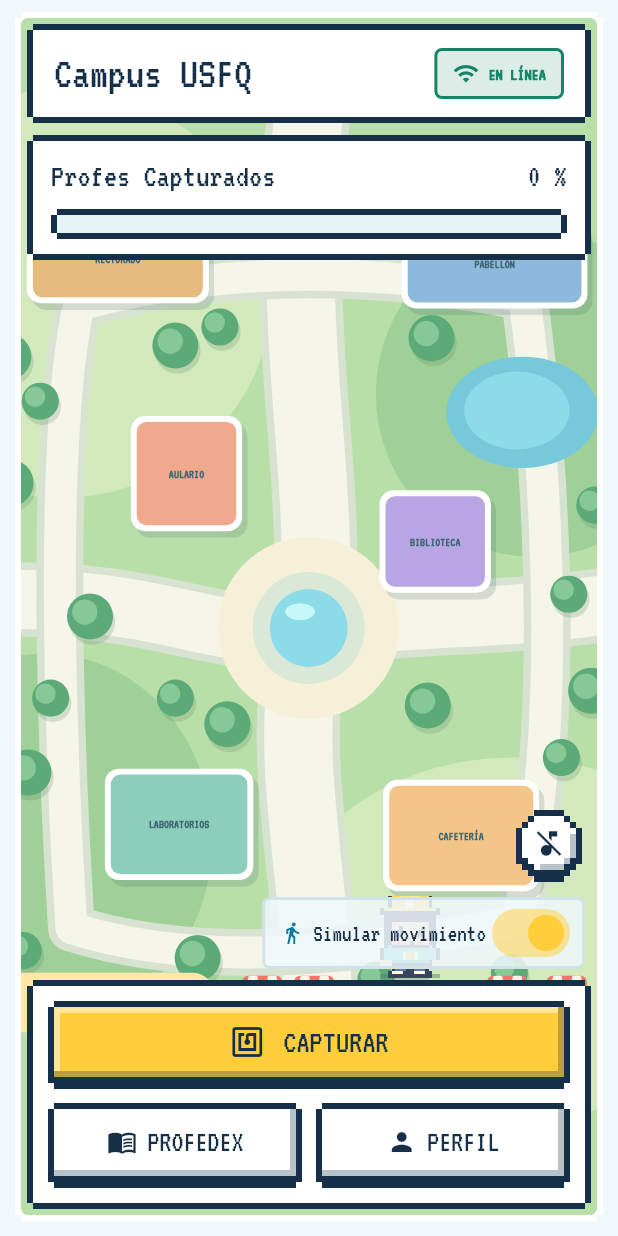
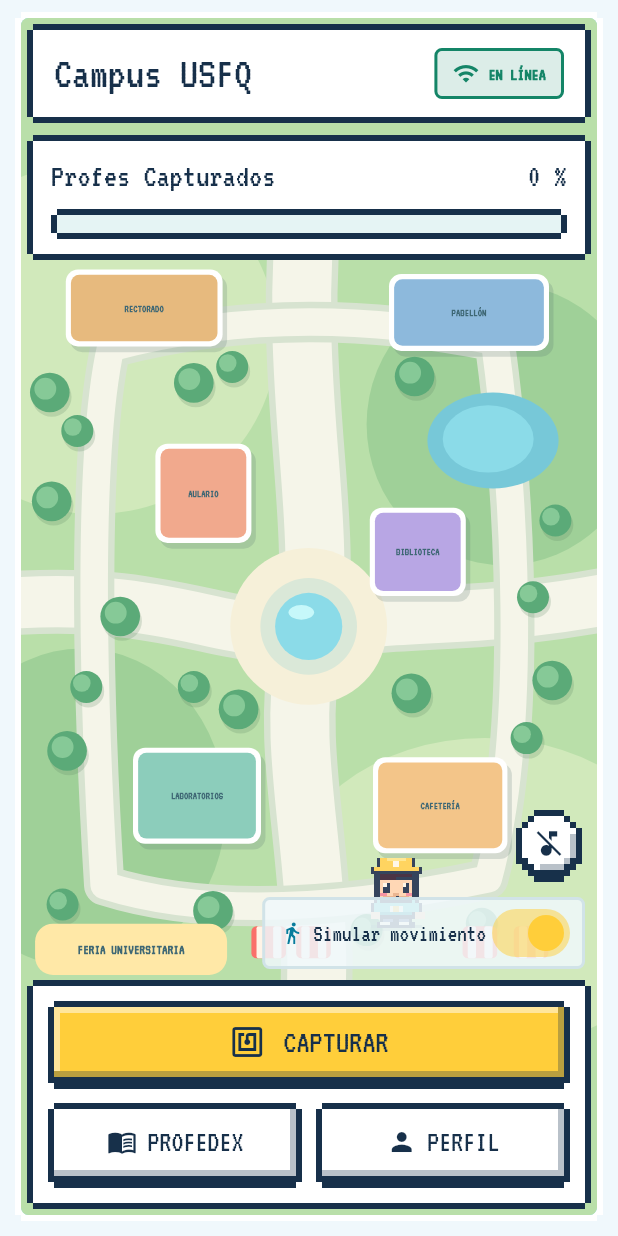
Before and after one commit to danycaste1304/profesor_go, a Flutter app: the MapScreen screen opened by its route, on a phone screen of 412 x 824 dp. Run offline on Flutter 3.47's test engine with Material 3 defaults, Android fonts, the phone set to English and light mode, and no system bars; our stand-ins replace audioplayers, cached_network_image, connectivity_plus, flutter_animate, flutter_riverpod, geolocator and 3 more; missing offline and left inert: nfc_manager; accounts and stored records are empty.

Commit message:
map fill width

```diff
--- a/apps/mobile/lib/features/map/presentation/widgets/campus_map.dart
+++ b/apps/mobile/lib/features/map/presentation/widgets/campus_map.dart
@@ -124,12 +124,12 @@
       ),
     );
 
-    // The height is pinned to the panel and the width follows the art's ratio:
-    // narrower panels crop the sides, wider ones leave lawn-colored bars. It is
-    // never stretched.
+    // The width is pinned to the panel and the height follows the art's ratio:
+    // taller panels leave lawn-colored bars above and below, shorter ones crop
+    // top and bottom. It is never stretched.
     final fitted = SizedBox.expand(
       child: FittedBox(
-        fit: BoxFit.fitHeight,
+        fit: BoxFit.fitWidth,
         clipBehavior: Clip.hardEdge,
         child: map,
       ),
```
Also changed, not shown: 1 other file.
